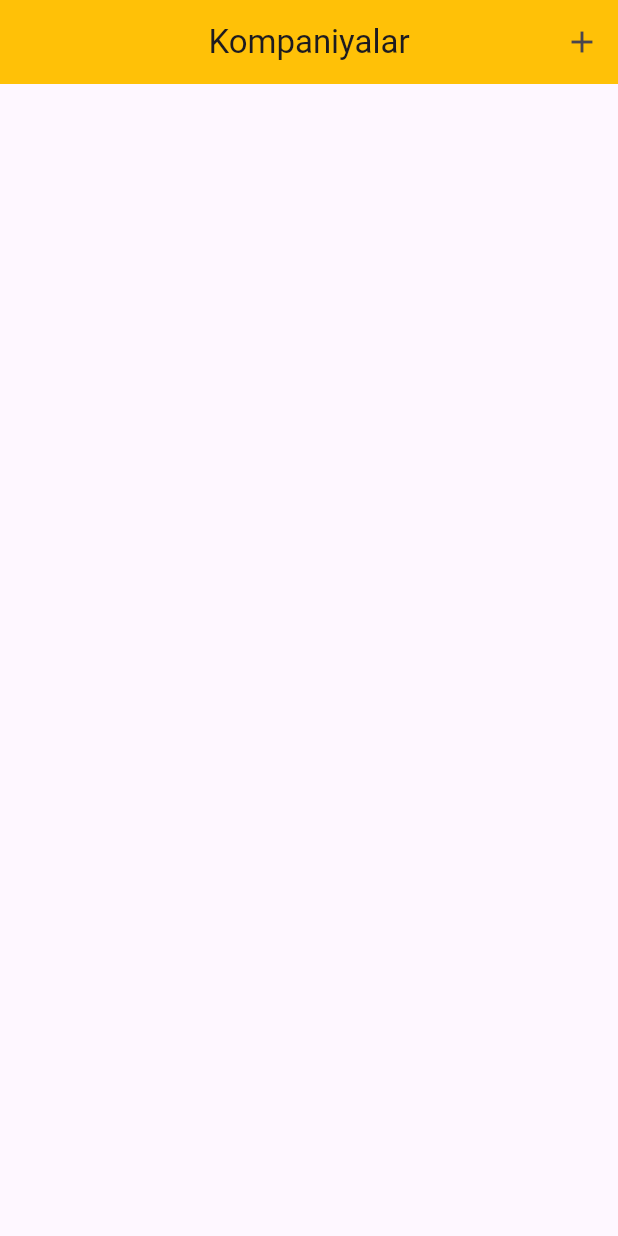
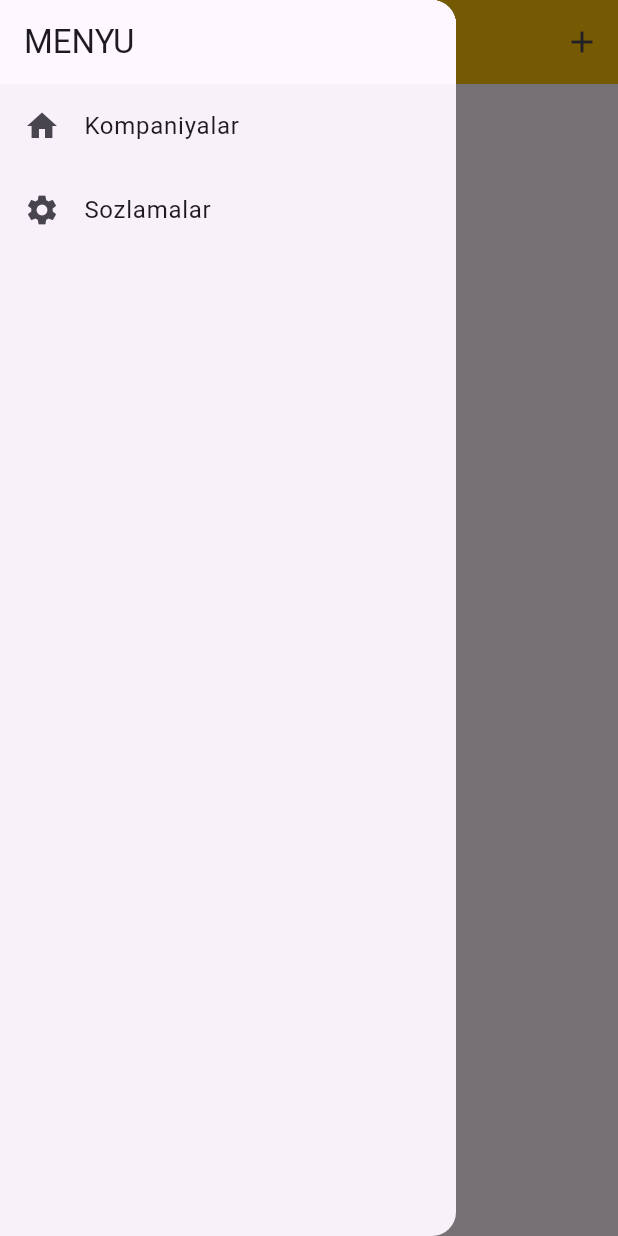
Before and after one commit to AkmaljonAbdirakhimov/dars45, a Flutter app: the screen it shows after launch, with the side drawer open (before the commit the screen has no drawer), on a phone screen of 412 x 824 dp. Run offline on Flutter 3.47's test engine with Material 3 defaults, Android fonts, the phone set to English and light mode, and no system bars.

Commit message:
settings

```diff
--- a/lib/main.dart
+++ b/lib/main.dart
@@ -1,3 +1,4 @@
+import 'package:dars45/utils/app_constants.dart';
 import 'package:dars45/views/screens/home_screen.dart';
 import 'package:flutter/material.dart';
 
@@ -5,8 +6,18 @@ void main() {
   runApp(const MyApp());
 }
 
-class MyApp extends StatelessWidget {
+class MyApp extends StatefulWidget {
   const MyApp({super.key});
+
+  @override
+  State<MyApp> createState() => _MyAppState();
+}
+
+class _MyAppState extends State<MyApp> {
+  void toggleThemeMode(bool isDark) {
+    AppConstants.themeMode = isDark ? ThemeMode.dark : ThemeMode.light;
+    setState(() {});
+  }
 
   @override
   Widget build(BuildContext context) {
@@ -17,7 +28,11 @@ class MyApp extends StatelessWidget {
         colorScheme: ColorScheme.fromSeed(seedColor: Colors.deepPurple),
         useMaterial3: true,
       ),
-      home: const HomeScreen(),
+      darkTheme: ThemeData.dark(),
+      themeMode: AppConstants.themeMode,
+      home: HomeScreen(
+        onThemeModeToggled: toggleThemeMode,
+      ),
     );
   }
 }
--- /dev/null
+++ b/lib/utils/app_constants.dart
@@ -0,0 +1,5 @@
+import 'package:flutter/material.dart';
+
+class AppConstants {
+  static ThemeMode themeMode = ThemeMode.light;
+}
--- a/lib/views/screens/home_screen.dart
+++ b/lib/views/screens/home_screen.dart
@@ -1,9 +1,14 @@
 import 'package:dars45/controllers/companies_controller.dart';
 import 'package:dars45/views/widgets/add_company_dialog.dart';
+import 'package:dars45/views/widgets/custom_drawer.dart';
 import 'package:flutter/material.dart';
 
 class HomeScreen extends StatefulWidget {
-  const HomeScreen({super.key});
+  final ValueChanged<bool> onThemeModeToggled;
+  const HomeScreen({
+    super.key,
+    required this.onThemeModeToggled,
+  });
 
   @override
   State<HomeScreen> createState() => _HomeScreenState();
@@ -40,6 +45,9 @@ class _HomeScreenState extends State<HomeScreen> {
             icon: const Icon(Icons.add),
           ),
         ],
+      ),
+      drawer: CustomDrawer(
+        onThemeModeToggled: widget.onThemeModeToggled,
       ),
       body: ListView.builder(
           padding: const EdgeInsets.all(20),
--- /dev/null
+++ b/lib/views/widgets/custom_drawer.dart
@@ -0,0 +1,49 @@
+import 'package:dars45/views/screens/home_screen.dart';
+import 'package:dars45/views/screens/settings_screen.dart';
+import 'package:flutter/material.dart';
+
+class CustomDrawer extends StatelessWidget {
+  final ValueChanged<bool> onThemeModeToggled;
+  const CustomDrawer({
+    super.key,
+    required this.onThemeModeToggled,
+  });
+
+  @override
+  Widget build(BuildContext context) {
+    return Drawer(
+      child: ListView(
+        children: [
+          AppBar(
+            automaticallyImplyLeading: false,
+            title: const Text("MENYU"),
+          ),
+          ListTile(
+            onTap: () {
+              Navigator.pushReplacement(context,
+                  MaterialPageRoute(builder: (ctx) {
+                return HomeScreen(
+                  onThemeModeToggled: onThemeModeToggled,
+                );
+              }));
+            },
+            leading: const Icon(Icons.home),
+            title: const Text("Kompaniyalar"),
+          ),
+          ListTile(
+            onTap: () {
+              Navigator.pushReplacement(context,
+                  MaterialPageRoute(builder: (ctx) {
+                return SettingsScreen(
+                  onThemeModeToggled: onThemeModeToggled,
+                );
+              }));
+            },
+            leading: const Icon(Icons.settings),
+            title: const Text("Sozlamalar"),
+          ),
+        ],
+      ),
+    );
+  }
+}
```
Also changed, not shown: lib/views/screens/settings_screen.dart (added, +41 -0 lines).
